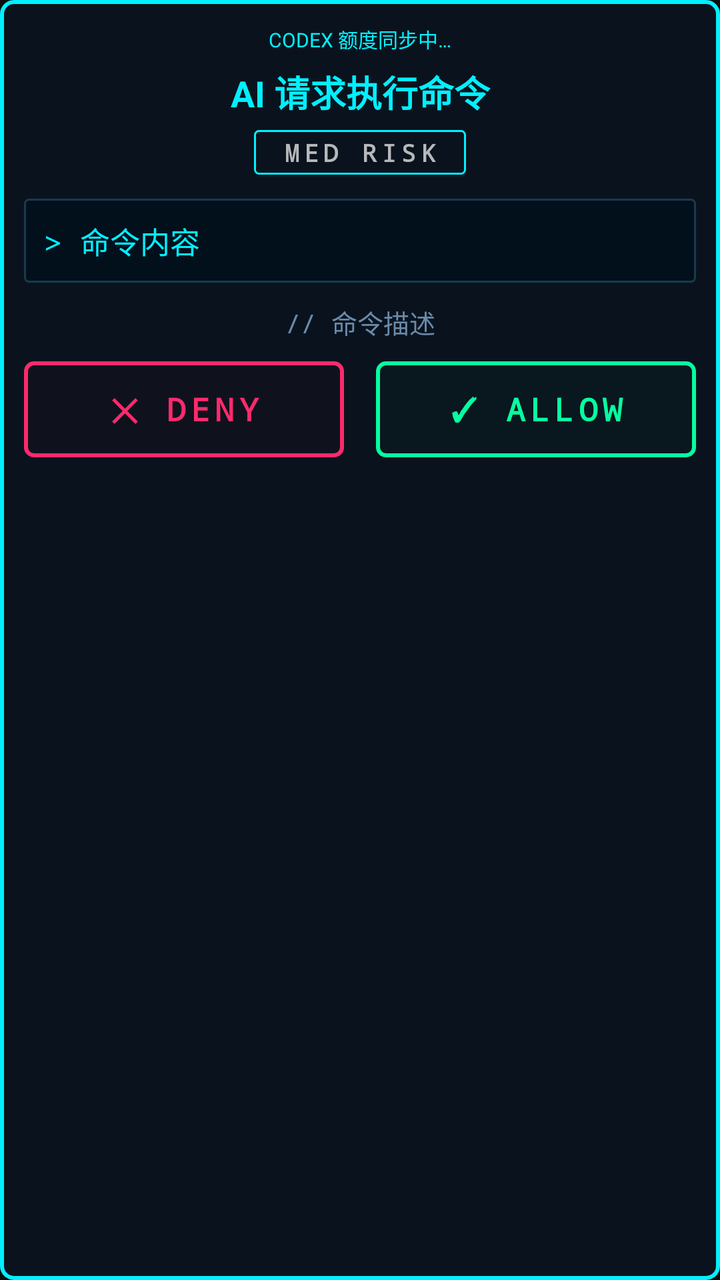
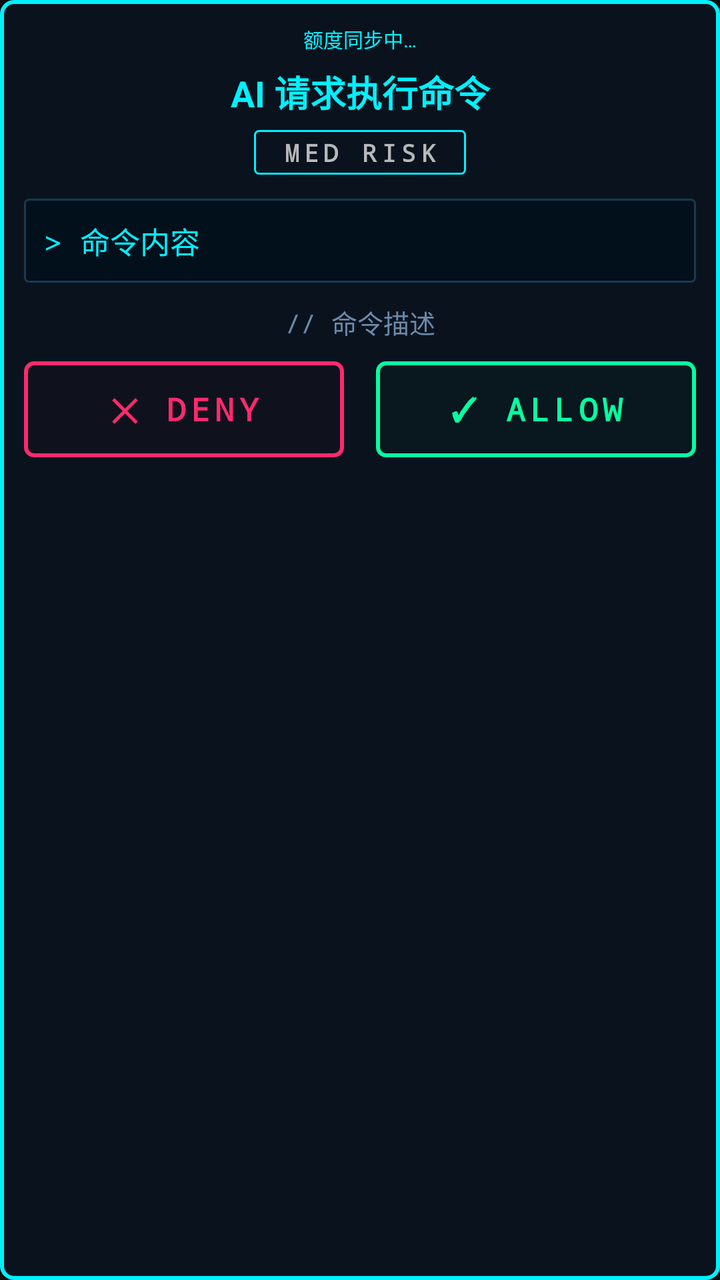

Two renders of the same Android screen: before a commit and after it. Below are the layout's source before the change and the commit's diff.
<!-- AndroidManifest.xml: application theme AppTheme -->
<!-- res/layout/floating_auth.xml -->
<?xml version="1.0" encoding="utf-8"?>
<LinearLayout xmlns:android="http://schemas.android.com/apk/res/android"
    android:layout_width="match_parent"
    android:layout_height="wrap_content"
    android:orientation="vertical"
    android:background="@drawable/popup_bg"
    android:padding="12dp"
    android:layout_margin="16dp">

    <TextView
        android:id="@+id/quota_text"
        android:layout_width="match_parent"
        android:layout_height="wrap_content"
        android:text="CODEX 额度同步中…"
        android:textSize="10sp"
        android:textColor="#00F0FF"
        android:gravity="center"
        android:layout_marginBottom="6dp" />
    <TextView
        android:layout_width="match_parent"
        android:layout_height="wrap_content"
        android:text="AI 请求执行命令"
        android:textSize="18sp"
        android:textColor="#00F0FF"
        android:textStyle="bold"
        android:gravity="center"
        android:layout_marginBottom="6dp" />

    
    <TextView
        android:id="@+id/risk_text"
        android:layout_width="wrap_content"
        android:layout_height="wrap_content"
        android:text="MED RISK"
        android:textSize="12sp"
        android:textStyle="bold"
        android:fontFamily="monospace"
        android:letterSpacing="0.2"
        android:background="@drawable/risk_badge"
        android:paddingStart="14dp"
        android:paddingEnd="14dp"
        android:paddingTop="3dp"
        android:paddingBottom="3dp"
        android:layout_gravity="center"
        android:layout_marginBottom="12dp" />

    
    <TextView
        android:id="@+id/cmd_text"
        android:layout_width="match_parent"
        android:layout_height="wrap_content"
        android:text="> 命令内容"
        android:textSize="15sp"
        android:textColor="#00F0FF"
        android:fontFamily="monospace"
        android:background="@drawable/cmd_box"
        android:padding="10dp"
        android:layout_marginBottom="10dp" />

    
    <TextView
        android:id="@+id/desc_text"
        android:layout_width="match_parent"
        android:layout_height="wrap_content"
        android:text="// 命令描述"
        android:textSize="13sp"
        android:textColor="#6A8AAA"
        android:fontFamily="monospace"
        android:gravity="center"
        android:layout_marginBottom="10dp" />

    
    <LinearLayout
        android:layout_width="match_parent"
        android:layout_height="wrap_content"
        android:orientation="horizontal">

        
        <Button
            android:id="@+id/btn_no"
            android:layout_width="0dp"
            android:layout_height="48dp"
            android:layout_weight="1"
            android:text="✕ DENY"
            android:textSize="16sp"
            android:textColor="#FF2A6D"
            android:textStyle="bold"
            android:fontFamily="monospace"
            android:letterSpacing="0.15"
            android:background="@drawable/btn_deny"
            android:layout_marginEnd="8dp" />

        
        <Button
            android:id="@+id/btn_yes"
            android:layout_width="0dp"
            android:layout_height="48dp"
            android:layout_weight="1"
            android:text="✓ ALLOW"
            android:textSize="16sp"
            android:textColor="#05FFA1"
            android:textStyle="bold"
            android:fontFamily="monospace"
            android:letterSpacing="0.15"
            android:background="@drawable/btn_allow"
            android:layout_marginStart="8dp" />

    </LinearLayout>

</LinearLayout>
<!-- resources referenced by this layout -->
<resources>
  <!-- drawable btn_allow (drawable) -->
  <?xml version="1.0" encoding="utf-8"?>
  <shape xmlns:android="http://schemas.android.com/apk/res/android">
      <solid android:color="#1A053D28" />
      <stroke android:width="2dp" android:color="#05FFA1" />
      <corners android:radius="4dp" />
  </shape>
  <!-- drawable btn_deny (drawable) -->
  <?xml version="1.0" encoding="utf-8"?>
  <shape xmlns:android="http://schemas.android.com/apk/res/android">
      <solid android:color="#1A3D0A14" />
      <stroke android:width="2dp" android:color="#FF2A6D" />
      <corners android:radius="4dp" />
  </shape>
  <!-- drawable cmd_box (drawable) -->
  <?xml version="1.0" encoding="utf-8"?>
  <shape xmlns:android="http://schemas.android.com/apk/res/android">
      <solid android:color="#02101C" />
      <stroke android:width="1dp" android:color="#1A3A50" />
      <corners android:radius="2dp" />
  </shape>
  <!-- drawable popup_bg (drawable) -->
  <?xml version="1.0" encoding="utf-8"?>
  <shape xmlns:android="http://schemas.android.com/apk/res/android">
      <solid android:color="#E60A1420" />
      <stroke android:width="2dp" android:color="#00F0FF" />
      <corners android:radius="6dp" />
  </shape>
  <!-- drawable risk_badge (drawable) -->
  <?xml version="1.0" encoding="utf-8"?>
  <shape xmlns:android="http://schemas.android.com/apk/res/android">
      <solid android:color="#00000000" />
      <stroke android:width="1dp" android:color="#00F0FF" />
      <corners android:radius="2dp" />
  </shape>
  <style name="AppTheme" parent="Theme.AppCompat.NoActionBar">
          <item name="colorPrimary">#0D0D0D</item>
          <item name="colorPrimaryDark">#000000</item>
          <item name="colorAccent">#00C853</item>
          <item name="android:windowBackground">#0D0D0D</item>
      </style>
</resources>

<!-- the commit's change to res/layout/floating_auth.xml (unified diff, before → after) -->
@@ -11,7 +11,7 @@
         android:id="@+id/quota_text"
         android:layout_width="match_parent"
         android:layout_height="wrap_content"
-        android:text="CODEX 额度同步中…"
+        android:text="额度同步中…"
         android:textSize="10sp"
         android:textColor="#00F0FF"
         android:gravity="center"
